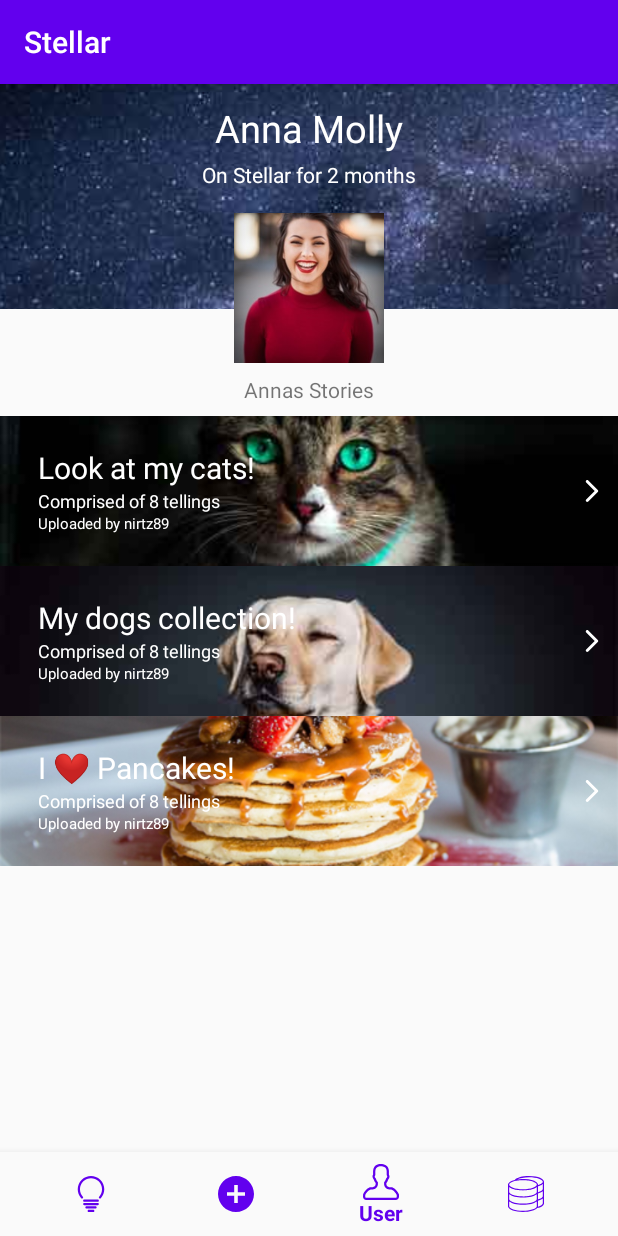
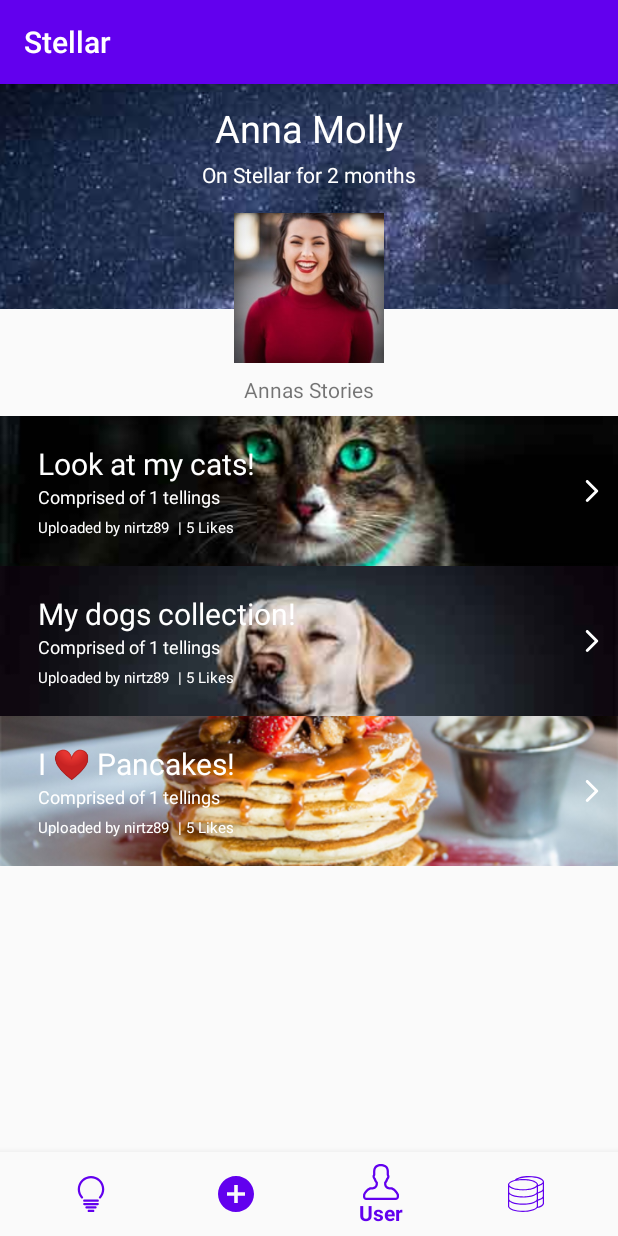
Before and after one commit to nirtz89/stellarApp, an Android app: the screen it shows after launch (MainActivity), item 3 of the bottom bar chosen, on a phone screen of 412 x 824 dp. Run offline under Robolectric (Android 15) with nearby library versions, the phone set to English and light mode, and no system bars.

Commit message:
Added story view

```diff
--- a/app/src/main/java/com/example/nir/stellarapp/StoryReyclerViewAdapter.java
+++ b/app/src/main/java/com/example/nir/stellarapp/StoryReyclerViewAdapter.java
@@ -1,6 +1,7 @@
 package com.example.nir.stellarapp;
 
 import android.content.Context;
+import android.content.Intent;
 import android.graphics.drawable.BitmapDrawable;
 import android.support.annotation.NonNull;
 import android.support.constraint.ConstraintLayout;
@@ -44,11 +45,13 @@ public class StoryReyclerViewAdapter extends RecyclerView.Adapter<StoryReyclerVi
         final Post post = stories.get(position).getFirstPost();
         holder.txt.setText(post.getDesc());
         holder.imgView.setImageBitmap(post.getImage());
-        holder.txt.setOnClickListener(new View.OnClickListener() {
+        holder.comprised.setText("Comprised of " + stories.get(position).getNumOfPosts() + " tellings");
+        holder.frameLayout.setOnClickListener(new View.OnClickListener() {
             @Override
             public void onClick(View v) {
-                Toast toast = Toast.makeText(mContext, post.getDesc(), Toast.LENGTH_LONG);
-                toast.show();
+                Intent myIntent = new Intent(mContext, StoryActivity.class);
+                myIntent.putExtra("storyId", ""+post.getStoryId());
+                mContext.startActivity(myIntent);
             }
         });
     }
@@ -62,11 +65,13 @@ public class StoryReyclerViewAdapter extends RecyclerView.Adapter<StoryReyclerVi
 
         ImageView img;
         TextView txt;
+        TextView comprised;
         ImageView imgView;
         FrameLayout frameLayout;
 
         public ViewHolder(@NonNull View itemView) {
             super(itemView);
+            comprised = itemView.findViewById(R.id.comprisedLabel);
             img = itemView.findViewById(R.id.imageView);
             txt = itemView.findViewById(R.id.textView8);
             imgView = itemView.findViewById(R.id.imgBackground);
--- a/app/src/main/java/model/Story.java
+++ b/app/src/main/java/model/Story.java
@@ -29,4 +29,8 @@ public class Story {
     public int getUserId() {
         return userId;
     }
+
+    public int getNumOfPosts() {
+        return this.posts.size();
+    }
 }
--- a/app/src/main/res/layout/layout_story_item.xml
+++ b/app/src/main/res/layout/layout_story_item.xml
@@ -39,7 +39,7 @@
                 android:textSize="20sp" />
 
             <TextView
-                android:id="@+id/textView10"
+                android:id="@+id/comprisedLabel"
                 android:layout_width="match_parent"
                 android:layout_height="wrap_content"
                 android:paddingLeft="25sp"
@@ -47,14 +47,33 @@
                 android:textColor="#FFF"
                 android:textSize="12sp" />
 
-            <TextView
-                android:id="@+id/textView11"
+            <LinearLayout
                 android:layout_width="match_parent"
                 android:layout_height="wrap_content"
-                android:paddingLeft="25sp"
-                android:text="Uploaded by nirtz89"
-                android:textColor="#FFF"
-                android:textSize="10sp" />
+                android:layout_marginTop="5dp"
+                android:orientation="horizontal">
+
+                <TextView
+                    android:id="@+id/uploadedBy"
+                    android:layout_width="wrap_content"
+                    android:layout_height="wrap_content"
+                    android:paddingLeft="25sp"
+                    android:text="Uploaded by nirtz89"
+                    android:textColor="#FFF"
+                    android:textSize="10sp" />
+
+                <TextView
+                    android:id="@+id/textView10"
+                    android:layout_width="wrap_content"
+                    android:layout_height="wrap_content"
+                    android:layout_weight="1"
+                    android:textColor="#FFF"
+                    android:textSize="10sp"
+                    android:paddingStart="5dp"
+                    android:text="| 5 Likes" />
+
+            </LinearLayout>
+
         </LinearLayout>
 
         <ImageView
--- a/app/src/main/res/values/strings.xml
+++ b/app/src/main/res/values/strings.xml
@@ -29,4 +29,5 @@
     <string name="title_activity_add_story">AddStoryActivity</string>
     <string name="settings">Settings</string>
     <string name="database">Database</string>
+    <string name="title_activity_story">StoryActivity</string>
 </resources>
```
Also changed, not shown: app/src/main/AndroidManifest.xml (+5 -3 lines), app/src/main/java/com/example/nir/stellarapp/DatabaseHelper.java (+76 -1 lines), app/src/main/java/com/example/nir/stellarapp/StoryActivity.java (added, +56 -0 lines), app/src/main/res/layout/activity_story.xml (added, +95 -0 lines).
